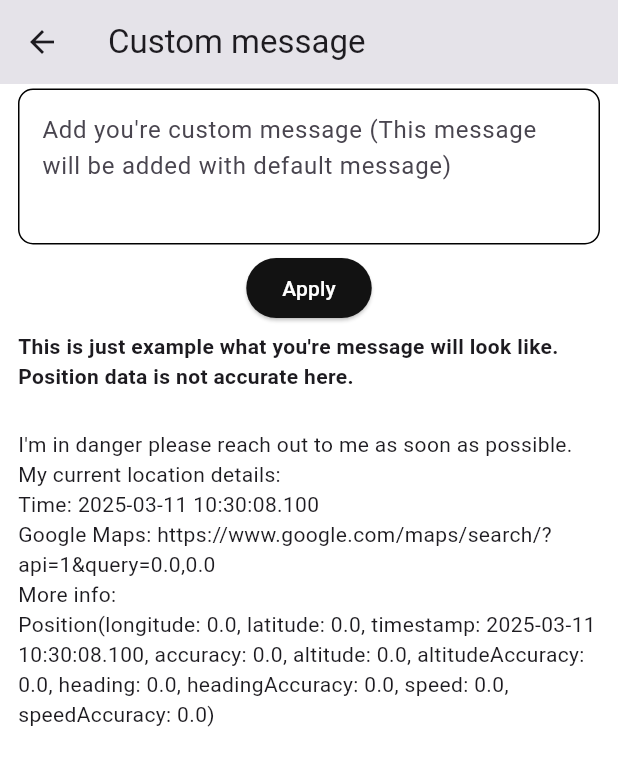
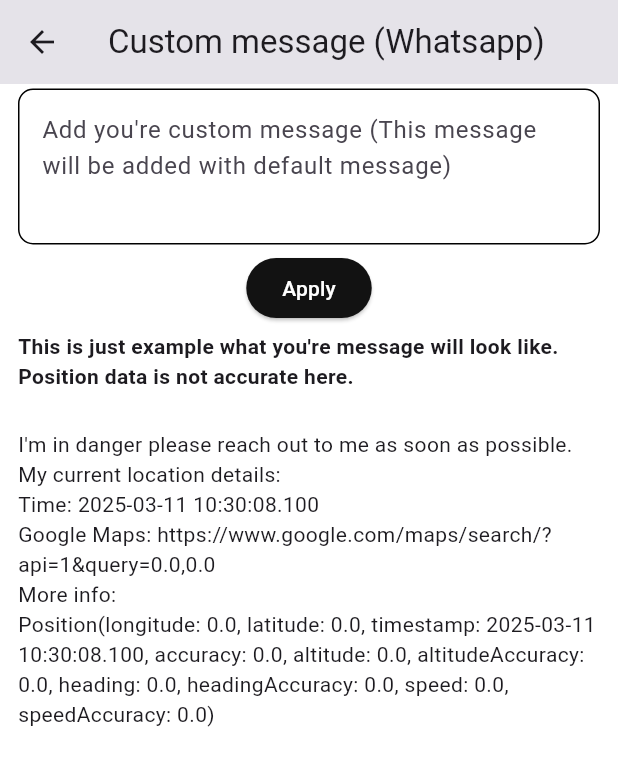
Before and after one commit to sajidrec/flutter_safe_bd, a Flutter app: the CustomizeMessagePage screen opened by its route, on a phone screen of 412 x 824 dp. Shown: the top 766 px of the screen. Run offline on Flutter 3.47's test engine with Material 3 defaults, Android fonts, the phone set to English and light mode, and no system bars; our stand-ins replace geolocator, get, shared_preferences; accounts and stored records are empty; statements that could not run were skipped.

Commit message:
- Shorten SMS length cause Standard SMS only supports 160 character -_-

```diff
--- a/lib/presentation/customize_message/pages/customize_message_page.dart
+++ b/lib/presentation/customize_message/pages/customize_message_page.dart
@@ -37,7 +37,7 @@ class _CustomizeMessagePageState extends State<CustomizeMessagePage> {
   Widget build(BuildContext context) {
     return SafeArea(
       child: Scaffold(
-        appBar: AppBar(title: Text("Custom message")),
+        appBar: AppBar(title: Text("Custom message (Whatsapp)")),
         body: SingleChildScrollView(
           child: Padding(
             padding: const EdgeInsets.symmetric(horizontal: 12),
@@ -74,7 +74,7 @@ class _CustomizeMessagePageState extends State<CustomizeMessagePage> {
                 GetBuilder<CustomizeMessagePageController>(
                   builder: (controller) {
                     return Text(
-                      "${controller.getCustomMessage}\n${CustomMessage.defaultMessage(position: Position(longitude: 0, latitude: 0, timestamp: DateTime.now(), accuracy: 0, altitude: 0, altitudeAccuracy: 0, heading: 0, headingAccuracy: 0, speed: 0, speedAccuracy: 0))}",
+                      "${controller.getCustomMessage}\n${CustomMessage.defaultWhatsAppMessage(position: Position(longitude: 0, latitude: 0, timestamp: DateTime.now(), accuracy: 0, altitude: 0, altitudeAccuracy: 0, heading: 0, headingAccuracy: 0, speed: 0, speedAccuracy: 0))}",
                     );
                   },
                 ),
--- a/lib/presentation/home/controller/home_page_controller.dart
+++ b/lib/presentation/home/controller/home_page_controller.dart
@@ -80,7 +80,7 @@ class HomePageController extends GetxController {
       path: phoneNumber,
       queryParameters: <String, String>{
         'body':
-            "${Get.find<CustomizeMessagePageController>().getCustomMessage}\n${CustomMessage.defaultMessage(position: _position)}",
+            "${Get.find<CustomizeMessagePageController>().getCustomMessage}\n${CustomMessage.defaultSMS(position: _position)}",
       },
     );
 
@@ -99,7 +99,7 @@ class HomePageController extends GetxController {
       path: allNumberList.join(","),
       queryParameters: <String, String>{
         'body':
-            "${Get.find<CustomizeMessagePageController>().getCustomMessage}\n${CustomMessage.defaultMessage(position: _position)}",
+            "${Get.find<CustomizeMessagePageController>().getCustomMessage}\n${CustomMessage.defaultSMS(position: _position)}",
       },
     );
 
@@ -108,7 +108,7 @@ class HomePageController extends GetxController {
 
   Future<void> sendWhatsAppMessage(String phoneNumber) async {
     final Uri url = Uri.parse(
-      "https://wa.me/$phoneNumber?text=${Uri.encodeComponent("${Get.find<CustomizeMessagePageController>().getCustomMessage}\n${CustomMessage.defaultMessage(position: _position)}")}",
+      "https://wa.me/$phoneNumber?text=${Uri.encodeComponent("${Get.find<CustomizeMessagePageController>().getCustomMessage}\n${CustomMessage.defaultWhatsAppMessage(position: _position)}")}",
     );
 
     await launchUrl(url, mode: LaunchMode.externalApplication);
--- a/lib/presentation/settings/pages/settings_page.dart
+++ b/lib/presentation/settings/pages/settings_page.dart
@@ -20,8 +20,13 @@ class SettingsPage extends StatelessWidget {
                     Get.toNamed(AppRoutes.customMessage);
                   },
                   child: ListTile(
-                    title: Text("Customize message"),
-                    leading: Icon(Icons.message_rounded),
+                    title: Text("Customize message (Whatsapp)"),
+                    leading: Image.asset(
+                      "assets/icons/whatsapp_icon.png",
+                      width: 24,
+                      errorBuilder:
+                          (context, error, stackTrace) => Text("Whatsapp"),
+                    ),
                   ),
                 ),
                 InkWell(
--- a/lib/utils/custom_message.dart
+++ b/lib/utils/custom_message.dart
@@ -1,6 +1,9 @@
 import 'package:geolocator/geolocator.dart';
 
 class CustomMessage {
-  static String defaultMessage({required Position position}) =>
+  static String defaultWhatsAppMessage({required Position position}) =>
       "I'm in danger please reach out to me as soon as possible.\nMy current location details:\nTime: ${position.timestamp}\nGoogle Maps: https://www.google.com/maps/search/?api=1&query=${position.latitude},${position.longitude}\nMore info:\nPosition(longitude: ${position.longitude}, latitude: ${position.latitude}, timestamp: ${position.timestamp}, accuracy: ${position.accuracy}, altitude: ${position.altitude}, altitudeAccuracy: ${position.altitudeAccuracy}, heading: ${position.heading}, headingAccuracy: ${position.headingAccuracy}, speed: ${position.speed}, speedAccuracy: ${position.speedAccuracy})";
+
+  static String defaultSMS({required Position position}) =>
+      "I'm in danger! Help me ASAP. My location: https://maps.google.com/?q=${position.latitude},${position.longitude}";
 }
```
